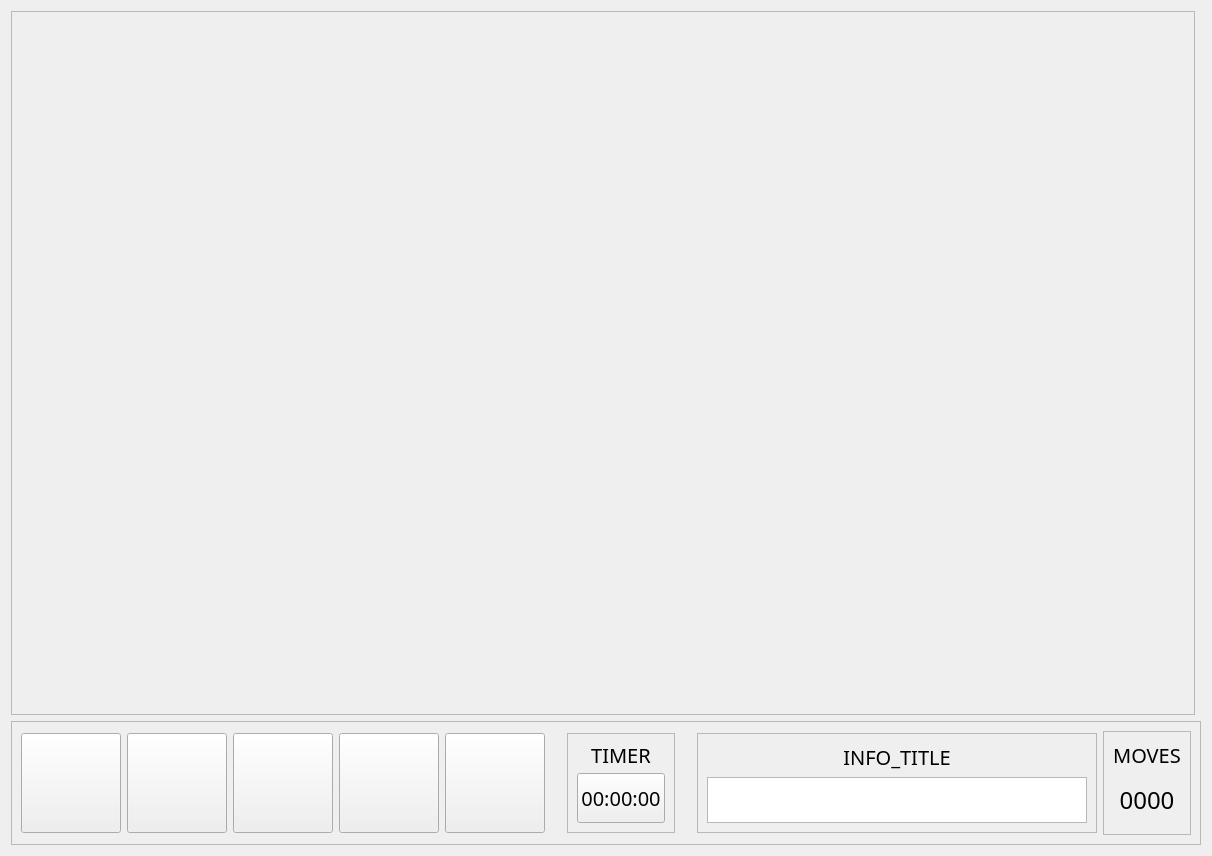
Before: the Qt Designer form source/GameWindow/gamewindow.ui in radinals/HanoiTower, drawn with Qt 5.
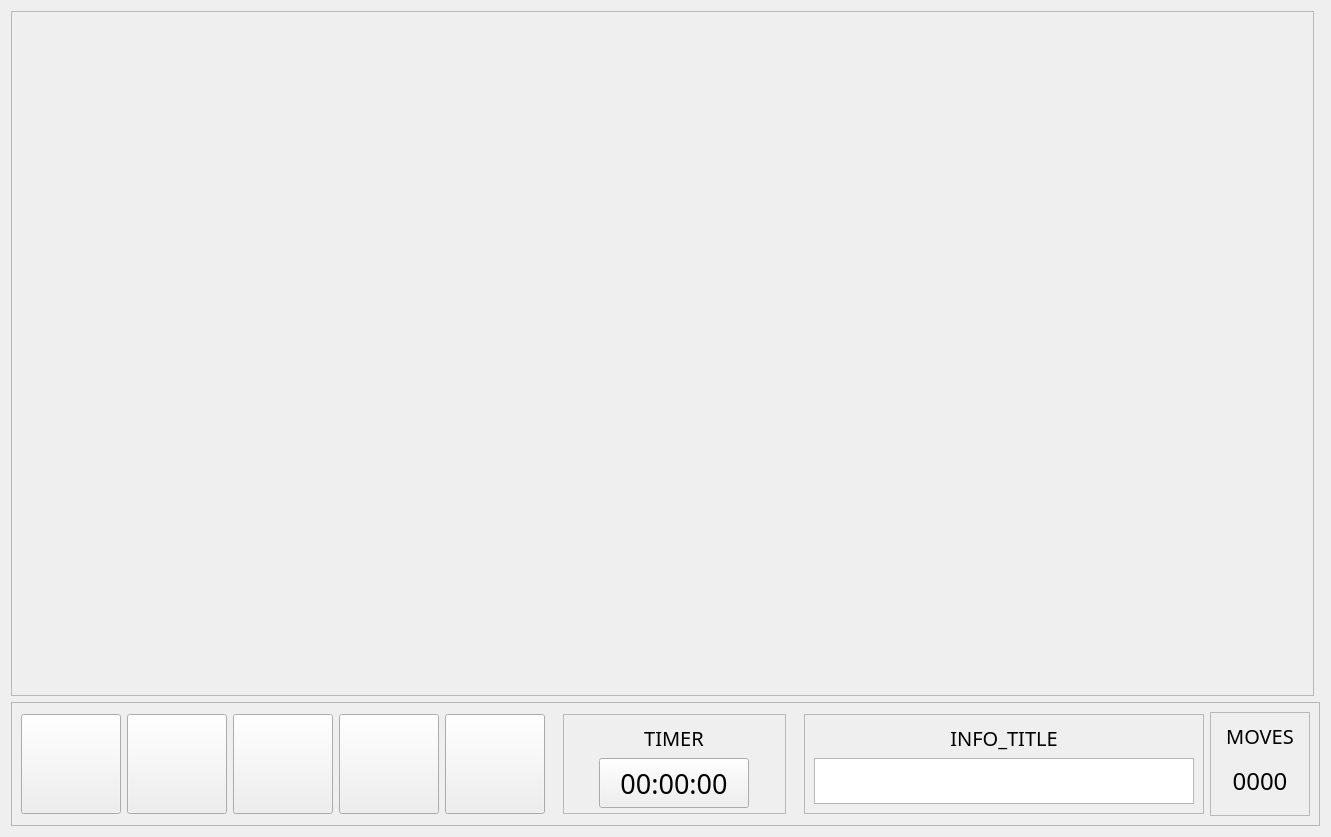
After: the same form once the commit is applied.

Commit message: tweaked the timer widget sizing

```diff
--- a/source/GameWindow/gamewindow.ui
+++ b/source/GameWindow/gamewindow.ui
@@ -6,8 +6,8 @@
    <rect>
     <x>0</x>
     <y>0</y>
-    <width>1212</width>
-    <height>856</height>
+    <width>1331</width>
+    <height>837</height>
    </rect>
   </property>
   <property name="windowTitle">
@@ -209,7 +209,7 @@
         </property>
        </spacer>
       </item>
-      <item>
+      <item alignment="Qt::AlignHCenter|Qt::AlignVCenter">
        <widget class="QFrame" name="TimerFrame">
         <property name="sizePolicy">
          <sizepolicy hsizetype="Fixed" vsizetype="Fixed">
@@ -219,7 +219,7 @@
         </property>
         <property name="minimumSize">
          <size>
-          <width>0</width>
+          <width>200</width>
           <height>100</height>
          </size>
         </property>
@@ -236,17 +236,65 @@
          <enum>QFrame::Raised</enum>
         </property>
         <layout class="QGridLayout" name="gridLayout_2">
-         <item row="1" column="1" rowspan="3" colspan="2">
+         <item row="1" column="3">
+          <spacer name="horizontalSpacer_4">
+           <property name="orientation">
+            <enum>Qt::Horizontal</enum>
+           </property>
+           <property name="sizeHint" stdset="0">
+            <size>
+             <width>40</width>
+             <height>20</height>
+            </size>
+           </property>
+          </spacer>
+         </item>
+         <item row="0" column="1" colspan="2">
+          <widget class="QLabel" name="TimerLabel">
+           <property name="sizePolicy">
+            <sizepolicy hsizetype="Preferred" vsizetype="Fixed">
+             <horstretch>0</horstretch>
+             <verstretch>0</verstretch>
+            </sizepolicy>
+           </property>
+           <property name="font">
+            <font>
+             <family>BlexMono Nerd Font</family>
+             <pointsize>15</pointsize>
+            </font>
+           </property>
+           <property name="text">
+            <string>TIMER</string>
+           </property>
+           <property name="alignment">
+            <set>Qt::AlignCenter</set>
+           </property>
+          </widget>
+         </item>
+         <item row="1" column="0">
+          <spacer name="horizontalSpacer_3">
+           <property name="orientation">
+            <enum>Qt::Horizontal</enum>
+           </property>
+           <property name="sizeHint" stdset="0">
+            <size>
+             <width>40</width>
+             <height>20</height>
+            </size>
+           </property>
+          </spacer>
+         </item>
+         <item row="1" column="1" colspan="2">
           <widget class="QPushButton" name="TimerOut">
            <property name="sizePolicy">
-            <sizepolicy hsizetype="Minimum" vsizetype="Fixed">
+            <sizepolicy hsizetype="Fixed" vsizetype="Fixed">
              <horstretch>0</horstretch>
              <verstretch>0</verstretch>
             </sizepolicy>
            </property>
            <property name="minimumSize">
             <size>
-             <width>0</width>
+             <width>150</width>
              <height>50</height>
             </size>
            </property>
@@ -259,7 +307,7 @@
            <property name="font">
             <font>
              <family>BlexMono Nerd Font</family>
-             <pointsize>15</pointsize>
+             <pointsize>20</pointsize>
             </font>
            </property>
            <property name="text">
@@ -267,28 +315,6 @@
            </property>
           </widget>
          </item>
-         <item row="0" column="1" colspan="2">
-          <widget class="QLabel" name="TimerLabel">
-           <property name="sizePolicy">
-            <sizepolicy hsizetype="Preferred" vsizetype="Fixed">
-             <horstretch>0</horstretch>
-             <verstretch>0</verstretch>
-            </sizepolicy>
-           </property>
-           <property name="font">
-            <font>
-             <family>BlexMono Nerd Font</family>
-             <pointsize>15</pointsize>
-            </font>
-           </property>
-           <property name="text">
-            <string>TIMER</string>
-           </property>
-           <property name="alignment">
-            <set>Qt::AlignCenter</set>
-           </property>
-          </widget>
-         </item>
         </layout>
        </widget>
       </item>
@@ -389,7 +415,7 @@
         </property>
         <property name="minimumSize">
          <size>
-          <width>0</width>
+          <width>100</width>
           <height>100</height>
          </size>
         </property>
```
The commit also changes 1 other file.
